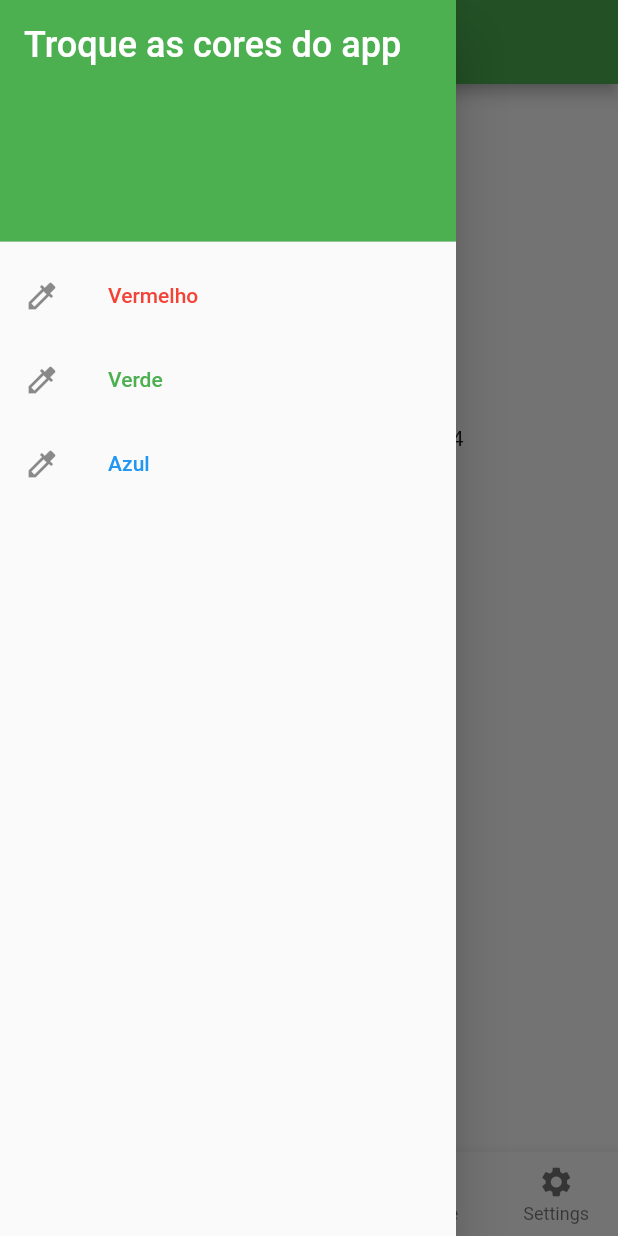
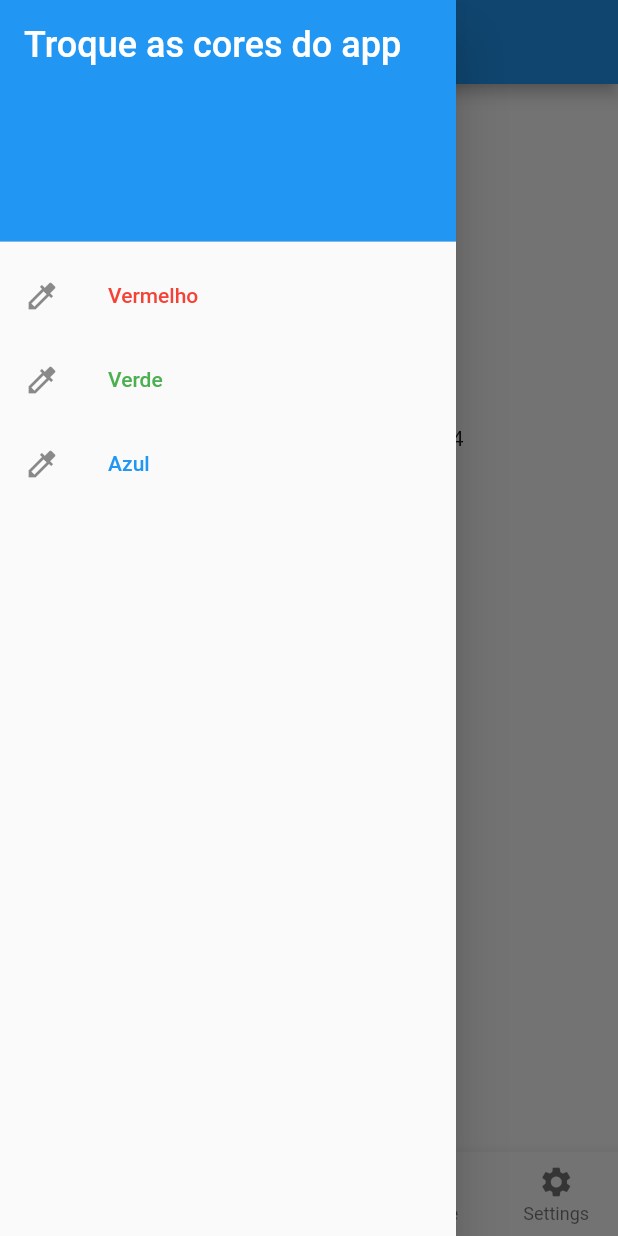
Before and after one commit to CharlesEdu07/Atividade4POO, a Flutter app: the screen it shows after launch, with the side drawer open, on a phone screen of 412 x 824 dp. Run offline on Flutter 3.47's test engine with Material 2 defaults, Android fonts, the phone set to English and light mode, and no system bars.

Commit message:
Alternado cor da sidenav

```diff
--- a/lib/components/navbar.dart
+++ b/lib/components/navbar.dart
@@ -2,8 +2,9 @@ import 'package:flutter/material.dart';
 
 class Navbar extends StatelessWidget {
   final Function changeColor;
+  Color appBarColor;
 
-  Navbar({required this.changeColor});
+  Navbar({required this.changeColor, required this.appBarColor});
 
   @override
   Widget build(BuildContext context) {
@@ -11,11 +12,11 @@ class Navbar extends StatelessWidget {
       child: ListView(
         padding: EdgeInsets.zero,
         children: <Widget>[
-          const DrawerHeader(
+          DrawerHeader(
             decoration: BoxDecoration(
-              color: Colors.green,
+              color: appBarColor,
             ),
-            child: Text('Troque as cores do app',
+            child: const Text('Troque as cores do app',
                 style: TextStyle(
                   color: Colors.white,
                   fontSize: 24,
--- a/lib/main.dart
+++ b/lib/main.dart
@@ -16,7 +16,7 @@ class TipsApp extends StatelessWidget {
     return MaterialApp(
       title: 'Dicas',
       theme: ThemeData(
-        primarySwatch: Colors.green,
+        primarySwatch: Colors.blue,
       ),
       home: MyHomePage(),
     );
@@ -44,7 +44,7 @@ class _MyHomePageState extends State<MyHomePage> {
     {"label": "Settings", "icon": Icons.settings}
   ];
 
-  Color _appBarColor = Colors.green;
+  Color _appBarColor = Colors.blue;
 
   void _changeColor(Color color) {
     setState(() {
@@ -55,7 +55,7 @@ class _MyHomePageState extends State<MyHomePage> {
   @override
   Widget build(BuildContext context) {
     return Scaffold(
-      drawer: Navbar(changeColor: _changeColor),
+      drawer: Navbar(changeColor: _changeColor, appBarColor: _appBarColor),
       appBar: AppBar(
         title: const Text('Dicas'),
         backgroundColor: _appBarColor,
```
